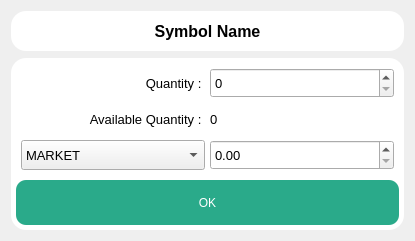
ShubhamMandavkar/TYLiveProjectt-StockAutomationSystem, file UIFiles/orderDlg.ui: the form before one commit.
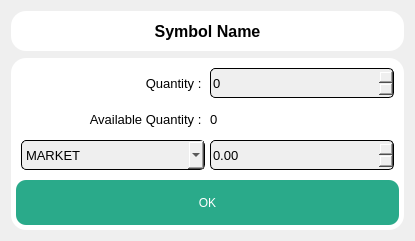
The form after the commit.

```diff
--- a/UIFiles/orderDlg.ui
+++ b/UIFiles/orderDlg.ui
@@ -144,6 +144,14 @@
              <pointsize>10</pointsize>
             </font>
            </property>
+           <property name="styleSheet">
+            <string notr="true">QSpinBox{
+	color: rgb(0, 0, 0);
+	background-color: rgb(239, 239, 239);
+	border : 1px solid black;
+	border-radius : 5px;
+}</string>
+           </property>
            <property name="maximum">
             <number>1000000000</number>
            </property>
@@ -189,6 +197,14 @@
              <pointsize>10</pointsize>
             </font>
            </property>
+           <property name="styleSheet">
+            <string notr="true">QComboBox{
+	color: rgb(0, 0, 0);
+	background-color: rgb(239, 239, 239);
+	border : 1px solid black;
+	border-radius : 5px;
+}</string>
+           </property>
            <item>
             <property name="text">
              <string>MARKET</string>
@@ -224,6 +240,14 @@
              <pointsize>10</pointsize>
             </font>
            </property>
+           <property name="styleSheet">
+            <string notr="true">QDoubleSpinBox{
+	color: rgb(0, 0, 0);
+	background-color: rgb(239, 239, 239);
+	border : 1px solid black;
+	border-radius : 5px;
+}</string>
+           </property>
            <property name="maximum">
             <double>1000000000.000000000000000</double>
            </property>
```
Left out of the diff: 6 changed lines with no effect on the pictures.
